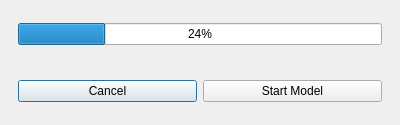
This is opus_gui/Run/opusRunModel.ui in psrc/urbansim as Qt 5 draws it before an edit. The edited form follows.
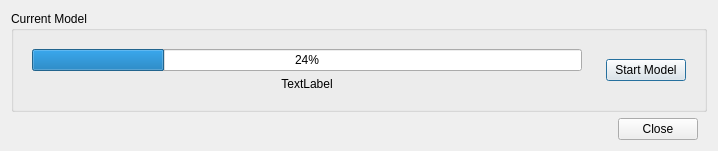
This is the edited form.

Commit message: Updated to get status from model and update GUI progress bar and text status.

The edit to the form file:
```diff
--- a/opus_gui/Run/opusRunModel.ui
+++ b/opus_gui/Run/opusRunModel.ui
@@ -6,52 +6,54 @@
    <rect>
     <x>0</x>
     <y>0</y>
-    <width>400</width>
-    <height>125</height>
+    <width>718</width>
+    <height>147</height>
    </rect>
   </property>
   <property name="windowTitle" >
    <string>OpusGui - Run Model</string>
   </property>
   <layout class="QVBoxLayout" >
-   <property name="spacing" >
-    <number>6</number>
-   </property>
-   <property name="leftMargin" >
-    <number>9</number>
-   </property>
-   <property name="topMargin" >
-    <number>9</number>
-   </property>
-   <property name="rightMargin" >
-    <number>9</number>
-   </property>
-   <property name="bottomMargin" >
-    <number>9</number>
-   </property>
    <item>
-    <widget class="QWidget" native="1" name="widget" >
+    <widget class="QGroupBox" name="groupBox" >
+     <property name="title" >
+      <string>Current Model</string>
+     </property>
      <layout class="QHBoxLayout" >
-      <property name="spacing" >
-       <number>6</number>
-      </property>
-      <property name="leftMargin" >
-       <number>9</number>
-      </property>
-      <property name="topMargin" >
-       <number>9</number>
-      </property>
-      <property name="rightMargin" >
-       <number>9</number>
-      </property>
-      <property name="bottomMargin" >
-       <number>9</number>
-      </property>
       <item>
-       <widget class="QProgressBar" name="runProgressBar" >
-        <property name="value" >
-         <number>24</number>
-        </property>
+       <widget class="QWidget" native="1" name="widget" >
+        <layout class="QVBoxLayout" >
+         <item>
+          <widget class="QProgressBar" name="runProgressBar" >
+           <property name="value" >
+            <number>24</number>
+           </property>
+          </widget>
+         </item>
+         <item>
+          <widget class="QLabel" name="runStatusLabel" >
+           <property name="text" >
+            <string>TextLabel</string>
+           </property>
+           <property name="alignment" >
+            <set>Qt::AlignCenter</set>
+           </property>
+          </widget>
+         </item>
+        </layout>
+       </widget>
+      </item>
+      <item>
+       <widget class="QWidget" native="1" name="widget_3" >
+        <layout class="QGridLayout" >
+         <item row="0" column="0" >
+          <widget class="QPushButton" name="pbnStartModel" >
+           <property name="text" >
+            <string>Start Model</string>
+           </property>
+          </widget>
+         </item>
+        </layout>
        </widget>
       </item>
      </layout>
@@ -59,33 +61,36 @@
    </item>
    <item>
     <widget class="QWidget" native="1" name="widget_2" >
-     <layout class="QHBoxLayout" >
-      <property name="spacing" >
-       <number>6</number>
-      </property>
-      <property name="leftMargin" >
-       <number>9</number>
-      </property>
+     <property name="sizePolicy" >
+      <sizepolicy vsizetype="Fixed" hsizetype="Preferred" >
+       <horstretch>0</horstretch>
+       <verstretch>0</verstretch>
+      </sizepolicy>
+     </property>
+     <layout class="QGridLayout" >
       <property name="topMargin" >
-       <number>9</number>
-      </property>
-      <property name="rightMargin" >
-       <number>9</number>
+       <number>0</number>
       </property>
       <property name="bottomMargin" >
-       <number>9</number>
+       <number>0</number>
       </property>
-      <item>
+      <item row="0" column="0" >
+       <spacer>
+        <property name="orientation" >
+         <enum>Qt::Horizontal</enum>
+        </property>
+        <property name="sizeHint" >
+         <size>
+          <width>251</width>
+          <height>20</height>
+         </size>
+        </property>
+       </spacer>
+      </item>
+      <item row="0" column="1" >
        <widget class="QPushButton" name="pbnCancel" >
         <property name="text" >
-         <string>Cancel</string>
-        </property>
-       </widget>
-      </item>
-      <item>
-       <widget class="QPushButton" name="pbnStartModel" >
-        <property name="text" >
-         <string>Start Model</string>
+         <string>Close</string>
         </property>
        </widget>
       </item>
```
Left out of the diff: 2 changed lines with no effect on the pictures. The commit also changes 5 other files.
